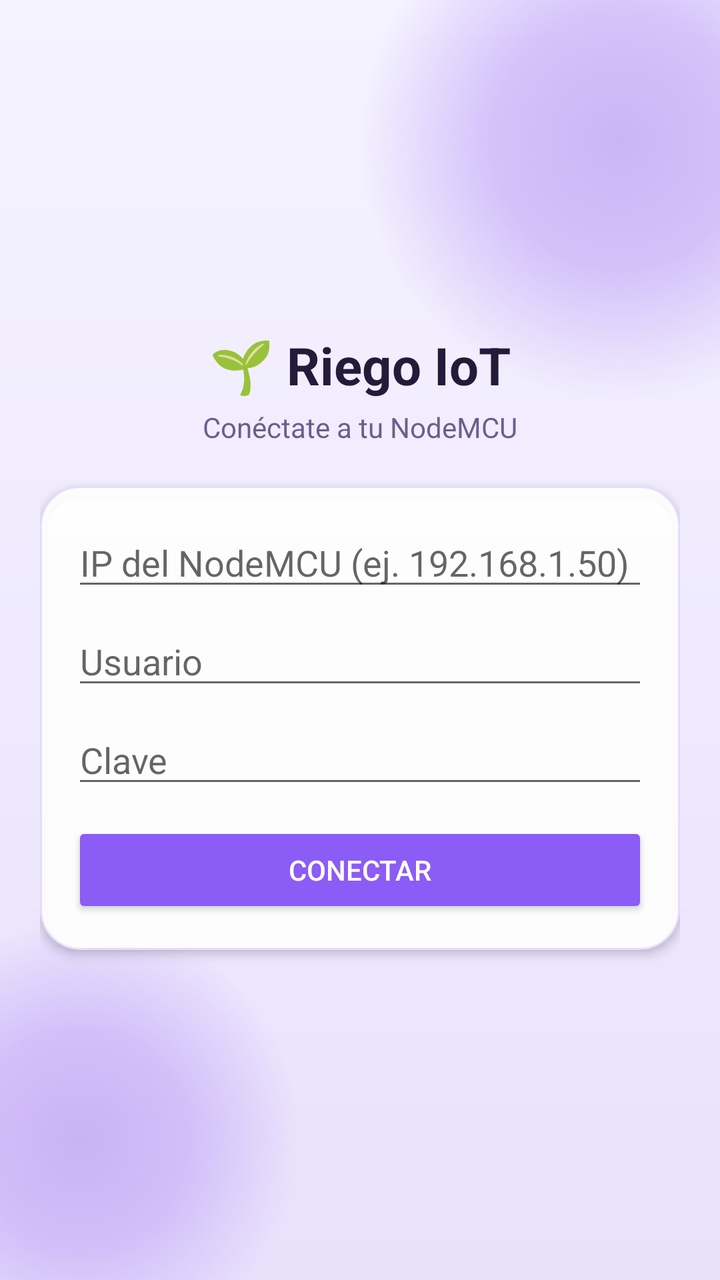
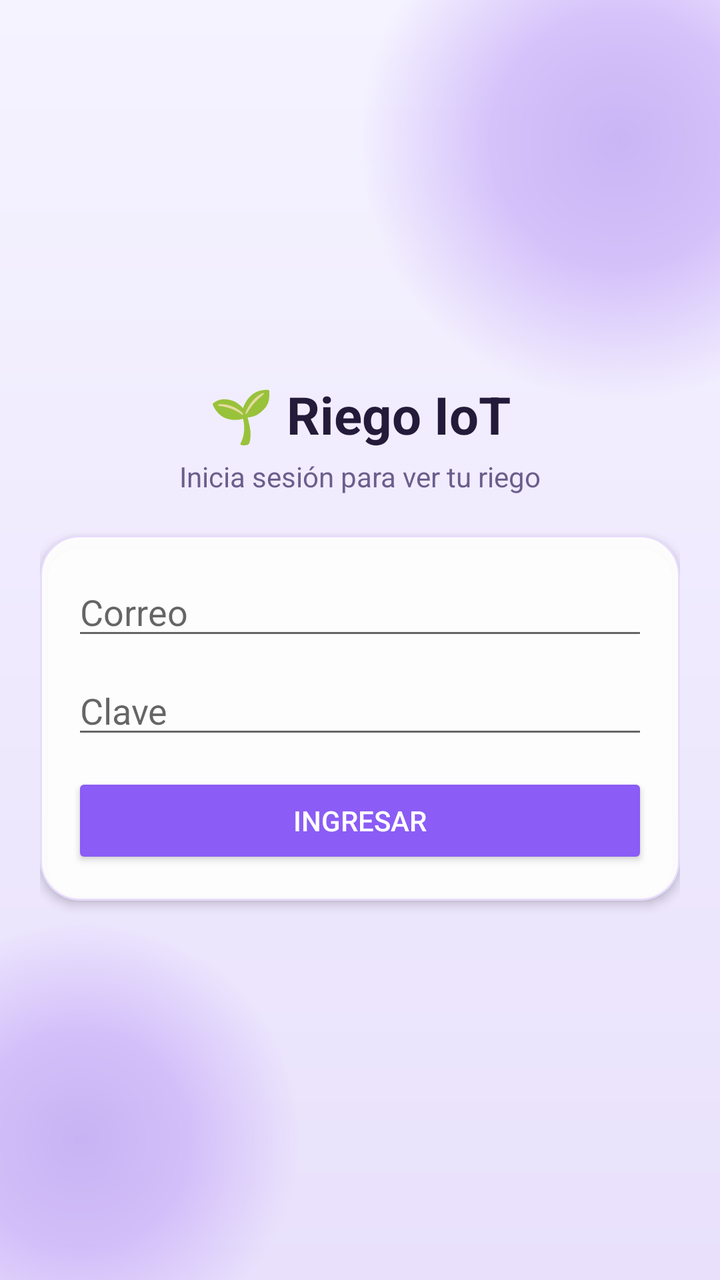

An Android layout rendered at two revisions. The XML below is the earlier revision; the diff shows what the commit changed to produce the second picture.
<!-- AndroidManifest.xml: application theme Theme.RiegoIoT -->
<!-- res/layout/activity_login.xml -->
<?xml version="1.0" encoding="utf-8"?>
<FrameLayout xmlns:android="http://schemas.android.com/apk/res/android"
    xmlns:app="http://schemas.android.com/apk/res-auto"
    android:layout_width="match_parent"
    android:layout_height="match_parent">

    <View
        android:layout_width="match_parent"
        android:layout_height="match_parent"
        android:background="@drawable/fondo_degradado" />

    <View
        android:id="@+id/blobUno"
        android:layout_width="260dp"
        android:layout_height="260dp"
        android:layout_gravity="top|end"
        android:layout_marginEnd="-80dp"
        android:layout_marginTop="-60dp"
        android:alpha="0.5"
        android:background="@drawable/mancha_blob" />

    <View
        android:id="@+id/blobDos"
        android:layout_width="220dp"
        android:layout_height="220dp"
        android:layout_gravity="bottom|start"
        android:layout_marginStart="-70dp"
        android:layout_marginBottom="-40dp"
        android:alpha="0.45"
        android:background="@drawable/mancha_blob" />

    <ScrollView
        android:layout_width="match_parent"
        android:layout_height="match_parent"
        android:background="@android:color/transparent"
        android:fillViewport="true">

        <LinearLayout
            android:layout_width="match_parent"
            android:layout_height="match_parent"
            android:orientation="vertical"
            android:gravity="center_vertical"
            android:padding="20dp">

            <TextView
                android:layout_width="wrap_content"
                android:layout_height="wrap_content"
                android:text="🌱 Riego IoT"
                android:textColor="@color/texto"
                android:textSize="26sp"
                android:textStyle="bold"
                android:layout_gravity="center_horizontal" />

            <TextView
                android:layout_width="wrap_content"
                android:layout_height="wrap_content"
                android:text="@string/label_login_subtitulo"
                android:textColor="@color/texto_secundario"
                android:layout_gravity="center_horizontal"
                android:layout_marginTop="4dp"
                android:layout_marginBottom="20dp" />

            <com.google.android.material.card.MaterialCardView
                android:layout_width="match_parent"
                android:layout_height="wrap_content"
                app:cardBackgroundColor="@color/tarjeta"
                app:cardCornerRadius="20dp"
                app:cardElevation="3dp"
                app:strokeColor="@color/tarjeta_borde"
                app:strokeWidth="1dp">

                <LinearLayout
                    android:layout_width="match_parent"
                    android:layout_height="wrap_content"
                    android:orientation="vertical"
                    android:padding="16dp">

                    <EditText
                        android:id="@+id/inputIp"
                        android:layout_width="match_parent"
                        android:layout_height="wrap_content"
                        android:hint="@string/hint_ip"
                        android:inputType="text"
                        android:importantForAutofill="no" />

                    <EditText
                        android:id="@+id/inputUsuario"
                        android:layout_width="match_parent"
                        android:layout_height="wrap_content"
                        android:hint="@string/hint_usuario"
                        android:inputType="text"
                        android:layout_marginTop="8dp"
                        android:importantForAutofill="no" />

                    <EditText
                        android:id="@+id/inputClave"
                        android:layout_width="match_parent"
                        android:layout_height="wrap_content"
                        android:hint="@string/hint_clave"
                        android:inputType="textPassword"
                        android:layout_marginTop="8dp"
                        android:importantForAutofill="no" />

                    <Button
                        android:id="@+id/btnConectar"
                        android:layout_width="match_parent"
                        android:layout_height="wrap_content"
                        android:text="@string/btn_conectar"
                        android:backgroundTint="@color/primario"
                        android:textColor="#FFFFFF"
                        android:layout_marginTop="12dp" />

                    <TextView
                        android:id="@+id/tvError"
                        android:layout_width="match_parent"
                        android:layout_height="wrap_content"
                        android:textColor="@color/error"
                        android:layout_marginTop="8dp"
                        android:visibility="gone" />
                </LinearLayout>
            </com.google.android.material.card.MaterialCardView>
        </LinearLayout>
    </ScrollView>
</FrameLayout>
<!-- resources referenced by this layout -->
<resources>
  <color name="error">#DC2626</color>
  <color name="primario">#8B5CF6</color>
  <color name="tarjeta">#F2FFFFFF</color>
  <color name="tarjeta_borde">#338B5CF6</color>
  <color name="texto">#241B3A</color>
  <color name="texto_secundario">#6B5E8C</color>
  <!-- drawable fondo_degradado (drawable) -->
  <?xml version="1.0" encoding="utf-8"?>
  <shape xmlns:android="http://schemas.android.com/apk/res/android"
      android:shape="rectangle">
      <gradient
          android:angle="270"
          android:startColor="@color/fondo_inicio"
          android:endColor="@color/fondo_fin" />
  </shape>
  <!-- drawable mancha_blob (drawable) -->
  <?xml version="1.0" encoding="utf-8"?>
  <shape xmlns:android="http://schemas.android.com/apk/res/android"
      android:shape="oval">
      <gradient
          android:type="radial"
          android:gradientRadius="50%p"
          android:startColor="@color/blob_dos"
          android:centerColor="@color/blob_uno"
          android:endColor="#00B794F6" />
  </shape>
  <string name="btn_conectar">Conectar</string>
  <string name="hint_clave">Clave</string>
  <string name="hint_ip">IP del NodeMCU (ej. 192.168.1.50)</string>
  <string name="hint_usuario">Usuario</string>
  <string name="label_login_subtitulo">Conéctate a tu NodeMCU</string>
  <style name="Theme.RiegoIoT" parent="Theme.MaterialComponents.DayNight.NoActionBar">
          <item name="colorPrimary">@color/primario</item>
          <item name="colorPrimaryDark">@color/primario_oscuro</item>
          <item name="colorAccent">@color/primario</item>
          <item name="android:windowBackground">@color/fondo_inicio</item>
      </style>
  <color name="fondo_inicio">#F5F3FF</color>
  <color name="fondo_fin">#E9E1FC</color>
  <color name="blob_dos">#9F7AEA</color>
  <color name="blob_uno">#B794F6</color>
  <color name="primario_oscuro">#6D28D9</color>
</resources>

<!-- the commit's change to res/layout/activity_login.xml (unified diff, before → after) -->
@@ -76,20 +76,11 @@
                     android:padding="16dp">
 
                     <EditText
-                        android:id="@+id/inputIp"
-                        android:layout_width="match_parent"
-                        android:layout_height="wrap_content"
-                        android:hint="@string/hint_ip"
-                        android:inputType="text"
-                        android:importantForAutofill="no" />
-
-                    <EditText
                         android:id="@+id/inputUsuario"
                         android:layout_width="match_parent"
                         android:layout_height="wrap_content"
                         android:hint="@string/hint_usuario"
-                        android:inputType="text"
-                        android:layout_marginTop="8dp"
+                        android:inputType="textEmailAddress"
                         android:importantForAutofill="no" />
 
                     <EditText
<!-- resource entries referenced after the edit -->
@@ -26,11 +26,10 @@
           android:centerColor="@color/blob_uno"
           android:endColor="#00B794F6" />
   </shape>
-  <string name="btn_conectar">Conectar</string>
+  <string name="btn_conectar">Ingresar</string>
   <string name="hint_clave">Clave</string>
-  <string name="hint_ip">IP del NodeMCU (ej. 192.168.1.50)</string>
-  <string name="hint_usuario">Usuario</string>
-  <string name="label_login_subtitulo">Conéctate a tu NodeMCU</string>
+  <string name="hint_usuario">Correo</string>
+  <string name="label_login_subtitulo">Inicia sesión para ver tu riego</string>
   <style name="Theme.RiegoIoT" parent="Theme.MaterialComponents.DayNight.NoActionBar">
           <item name="colorPrimary">@color/primario</item>
           <item name="colorPrimaryDark">@color/primario_oscuro</item>
